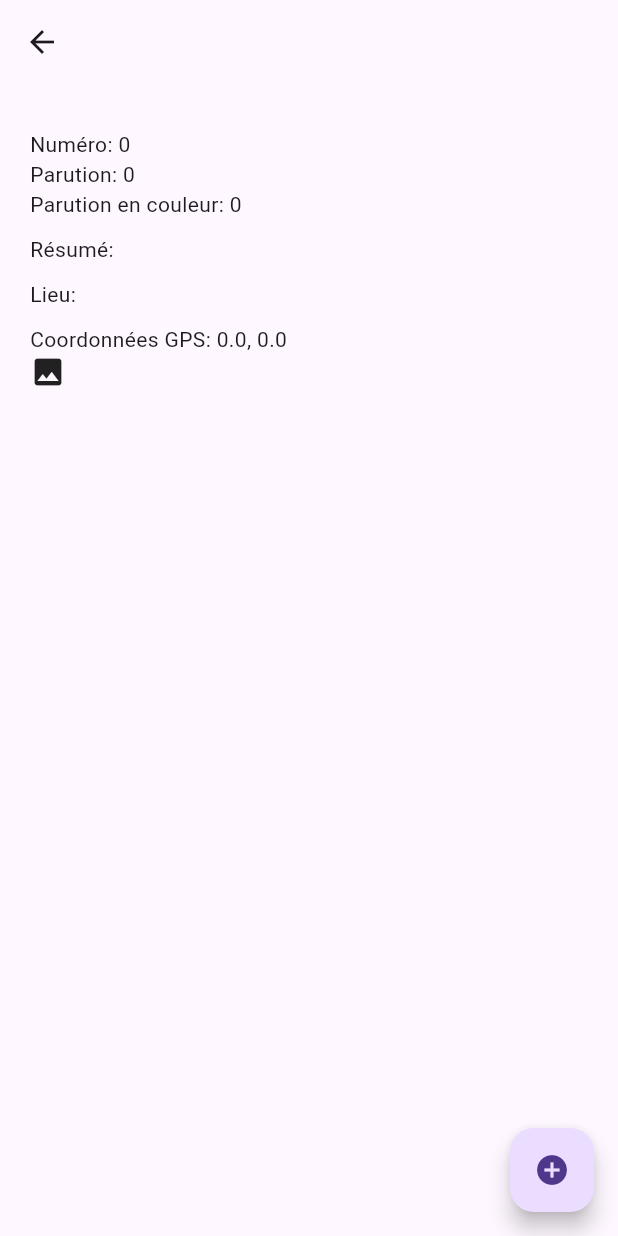
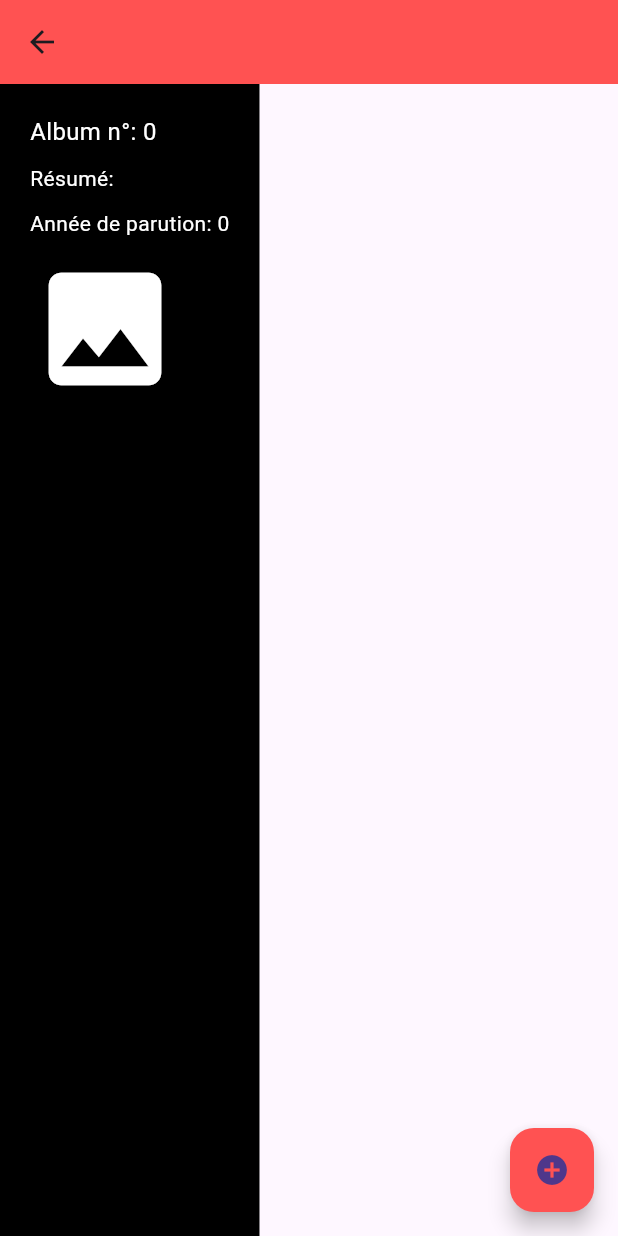
Before and after one commit to ValDev99/Flutter-Tintin, a Flutter app: the AlbumDetails screen opened directly with empty values, on a phone screen of 412 x 824 dp. Run offline on Flutter 3.47's test engine with Material 3 defaults, Android fonts, the phone set to English and light mode, and no system bars.

Commit message:
feat: add style

```diff
--- a/lib/screens/album_details.dart
+++ b/lib/screens/album_details.dart
@@ -18,30 +18,39 @@ class AlbumDetails extends StatelessWidget {
     return Scaffold(
       appBar: AppBar(
         title: Text(album.titre),
+        backgroundColor: Colors.redAccent,
       ),
-      body: Padding(
+      body: Container(
+        color: Colors.black,
         padding: const EdgeInsets.all(20.0),
         child: Column(
           crossAxisAlignment: CrossAxisAlignment.start,
           children: [
-
+            Text(
+              'Album n°: ${album.numero}',
+              style: TextStyle(color: Colors.white, fontSize: 16),
+            ),
             SizedBox(height: 10),
-            Text('Numéro: ${album.numero}'),
-            Text('Parution: ${album.parution}'),
-            if (album.parutionEnCouleur != null)
-              Text('Parution en couleur: ${album.parutionEnCouleur}'),
+            Text(
+              'Résumé: ${album.resume}',
+              style: TextStyle(color: Colors.white, fontSize: 14),
+            ),
             SizedBox(height: 10),
-            Text('Résumé: ${album.resume}'),
+            Text(
+              'Année de parution: ${album.parution}',
+              style: TextStyle(color: Colors.white),
+            ),
             SizedBox(height: 10),
-            Text('Lieu: ${album.lieu}'),
-            SizedBox(height: 10),
-            Text('Coordonnées GPS: ${album.gps.latitude}, ${album.gps.longitude}'),
             album.image.isNotEmpty
-                ? Image.asset(
-              'images/${album.image}',
-              width: 250,
-              height: 250,)
-                : Icon(Icons.image),
+                ? Center(
+              child: Image.asset(
+                'images/${album.image}',
+                width: 200,
+                height: 300,
+                fit: BoxFit.cover,
+              ),
+            )
+                : Icon(Icons.image, size: 100, color: Colors.white),
           ],
         ),
       ),
@@ -50,6 +59,7 @@ class AlbumDetails extends StatelessWidget {
           onToggleReadingList(album);
           Navigator.pop(context);
         },
+        backgroundColor: Colors.redAccent,
         child: Icon(
           isInReadingList ? Icons.remove_circle : Icons.add_circle,
         ),
```
Also changed, not shown: lib/screens/albums_master.dart (+13 -3 lines), lib/widgets/album_preview.dart (+13 -4 lines).
